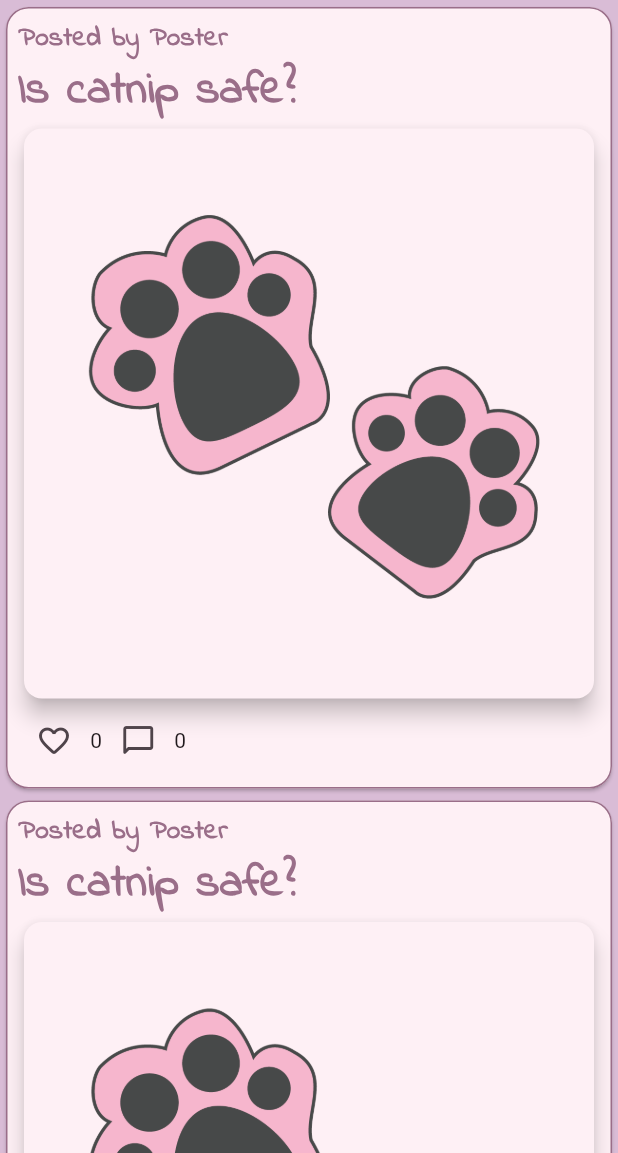
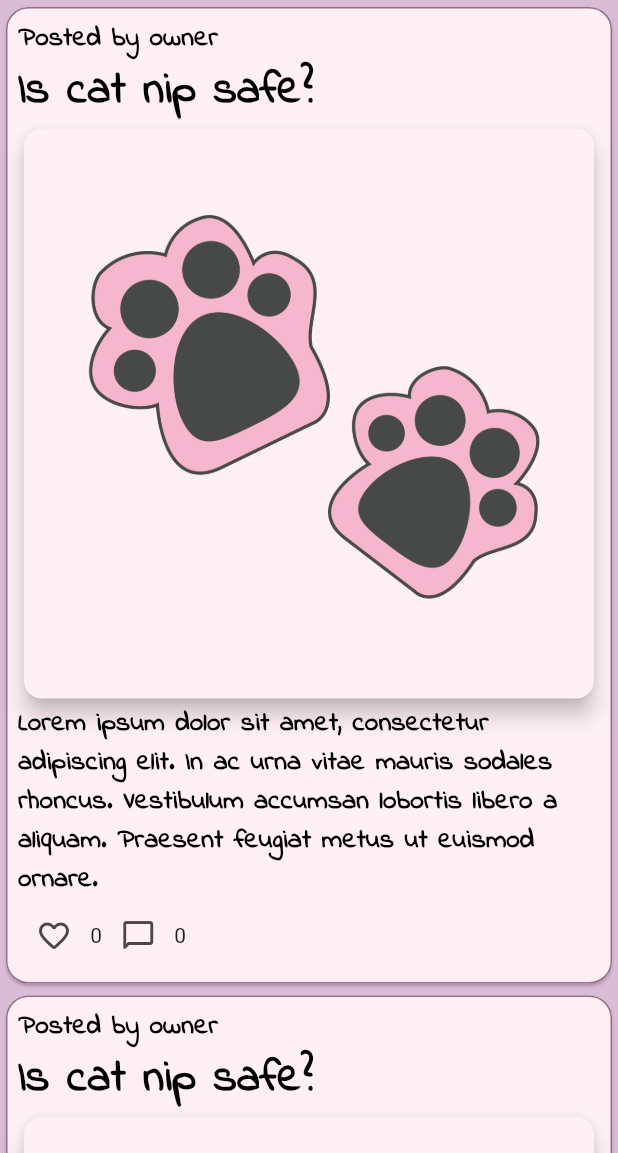
Before and after one commit to Dillys3567/kittyknowhow, a Flutter app: the HomePage screen opened directly, on a phone screen of 412 x 824 dp, the part 83-1236 px from its top. Run offline on Flutter 3.47's test engine with Material 3 defaults, Android fonts, the light colour scheme and no system bars; our stand-ins replace flutter_dotenv, image_picker, lottie, shared_preferences, supabase_flutter; missing offline and left inert: dart:ffi; accounts and stored records are empty.

Commit message:
create post widget

```diff
--- /dev/null
+++ b/lib/components/post_card.dart
@@ -0,0 +1,82 @@
+import 'package:flutter/material.dart';
+import 'package:kittyknowhow/utils/constants.dart';
+
+class PostCard extends StatefulWidget {
+  final String owner_name;
+  final String title;
+  final String body;
+  final String image;
+  final int likes;
+  final int comments;
+  final bool hasImage;
+  const PostCard(
+      {super.key,
+      required this.owner_name,
+      required this.title,
+      this.image = '',
+      this.body = '',
+      required this.likes,
+      required this.comments,
+      required this.hasImage});
+
+  @override
+  State<PostCard> createState() => _PostCardState();
+}
+
+class _PostCardState extends State<PostCard> {
+  @override
+  Widget build(BuildContext context) {
+    return Card(
+      shape: RoundedRectangleBorder(
+          side: BorderSide(color: Color(-6656375), width: 1),
+          borderRadius: BorderRadius.circular(15)),
+      child: Padding(
+        padding: const EdgeInsets.all(8.0),
+        child: Column(
+          children: [
+            Container(
+              width: double.infinity,
+              child: Column(
+                crossAxisAlignment: CrossAxisAlignment.start,
+                children: [
+                  Text(
+                    'Posted by ${widget.owner_name}',
+                    style: postText,
+                  ),
+                  Text(
+                    widget.title,
+                    style: postTitleText,
+                  ),
+                ],
+              ),
+            ),
+            (widget.hasImage)
+                ? Card(
+                    child: Image.asset(
+                      widget.image,
+                    ),
+                    elevation: 6,
+                  )
+                : Container(),
+            Text(
+              widget.body,
+              style: postText,
+            ),
+            Row(
+              children: [
+                IconButton(
+                    onPressed: () {},
+                    icon: Icon(Icons.favorite_border_rounded)),
+                Text('${widget.likes}'),
+                IconButton(
+                    onPressed: () {},
+                    icon: Icon(Icons.messenger_outline_rounded)),
+                Text('${widget.comments}'),
+              ],
+            )
+          ],
+        ),
+      ),
+    );
+  }
+}
--- a/lib/screens/home/home_page.dart
+++ b/lib/screens/home/home_page.dart
@@ -1,4 +1,5 @@
 import 'package:flutter/material.dart';
+import 'package:kittyknowhow/components/post_card.dart';
 import 'package:kittyknowhow/models/post_viewmodel.dart';
 import 'package:kittyknowhow/utils/constants.dart';
 import 'package:provider/provider.dart';
@@ -28,54 +29,15 @@ class _HomePageState extends State<HomePage> {
           child: ListView.builder(
               itemCount: 2,
               itemBuilder: (context, index) {
-                return Card(
-                  shape: RoundedRectangleBorder(
-                      side: BorderSide(color: Color(-6656375), width: 1),
-                      borderRadius: BorderRadius.circular(15)),
-                  child: Padding(
-                    padding: const EdgeInsets.all(8.0),
-                    child: Column(
-                      children: [
-                        Container(
-                          width: double.infinity,
-                          child: Column(
-                            crossAxisAlignment: CrossAxisAlignment.start,
-                            children: [
-                              Text(
-                                'Posted by Poster',
-                                style: smallSignUpText,
-                              ),
-                              Text(
-                                'Is catnip safe?',
-                                style: signupButtonText,
-                              ),
-                            ],
-                          ),
-                        ),
-                        (true)
-                            ? Card(
-                                child: Image.asset(
-                                  'assets/images/pawprint.png',
-                                ),
-                                elevation: 6,
-                              )
-                            : Container(),
-                        Row(
-                          children: [
-                            IconButton(
-                                onPressed: () {},
-                                icon: Icon(Icons.favorite_border_rounded)),
-                            Text('0'),
-                            IconButton(
-                                onPressed: () {},
-                                icon: Icon(Icons.messenger_outline_rounded)),
-                            Text('0'),
-                          ],
-                        )
-                      ],
-                    ),
-                  ),
-                );
+                return PostCard(
+                    owner_name: 'owner',
+                    title: 'Is cat nip safe?',
+                    body:
+                        'Lorem ipsum dolor sit amet, consectetur adipiscing elit. In ac urna vitae mauris sodales rhoncus. Vestibulum accumsan lobortis libero a aliquam. Praesent feugiat metus ut euismod ornare.',
+                    likes: 0,
+                    comments: 0,
+                    image: 'assets/images/pawprint.png',
+                    hasImage: true);
               }),
         ));
   }
--- a/lib/utils/constants.dart
+++ b/lib/utils/constants.dart
@@ -27,6 +27,12 @@ TextStyle signupButtonText = TextStyle(
     fontSize: 30,
     color: Color(-6656375));
 
+TextStyle postTitleText = TextStyle(
+    fontFamily: 'IndieFlower',
+    fontWeight: FontWeight.w900,
+    fontSize: 30,
+    color: Colors.black);
+
 TextStyle profileNameText = TextStyle(
     fontFamily: 'IndieFlower',
     fontWeight: FontWeight.w900,
@@ -44,6 +50,12 @@ TextStyle smallSignUpText = TextStyle(
     fontWeight: FontWeight.w900,
     fontSize: 18,
     color: Color(-6656375));
+
+TextStyle postText = TextStyle(
+    fontFamily: 'IndieFlower',
+    fontWeight: FontWeight.w900,
+    fontSize: 18,
+    color: Colors.black);
 
 final supabase = Supabase.instance.client;
 
```
